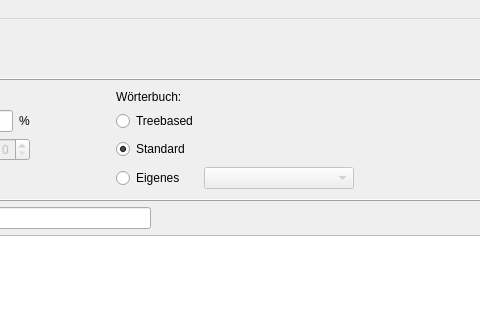
Above: examples/matchingPursuit/mainwindow.ui from mne-tools/mne-cpp before the change; both pictures show x 222 to 702 and y 0 to 320 of the 843 by 732 pixel window. Below: the same form after it.
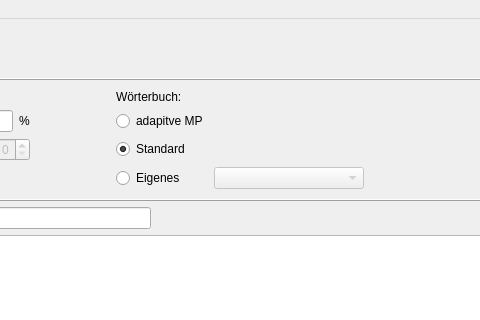
That is the form after the change. Icons and pictures are not drawn.

```diff
--- a/examples/matchingPursuit/mainwindow.ui
+++ b/examples/matchingPursuit/mainwindow.ui
@@ -102,7 +102,7 @@
          <item row="1" column="4">
           <widget class="QRadioButton" name="rb_TreebasedDictionary">
            <property name="text">
-            <string>Treebased</string>
+            <string>adapitve MP</string>
            </property>
            <property name="checked">
             <bool>false</bool>
```
